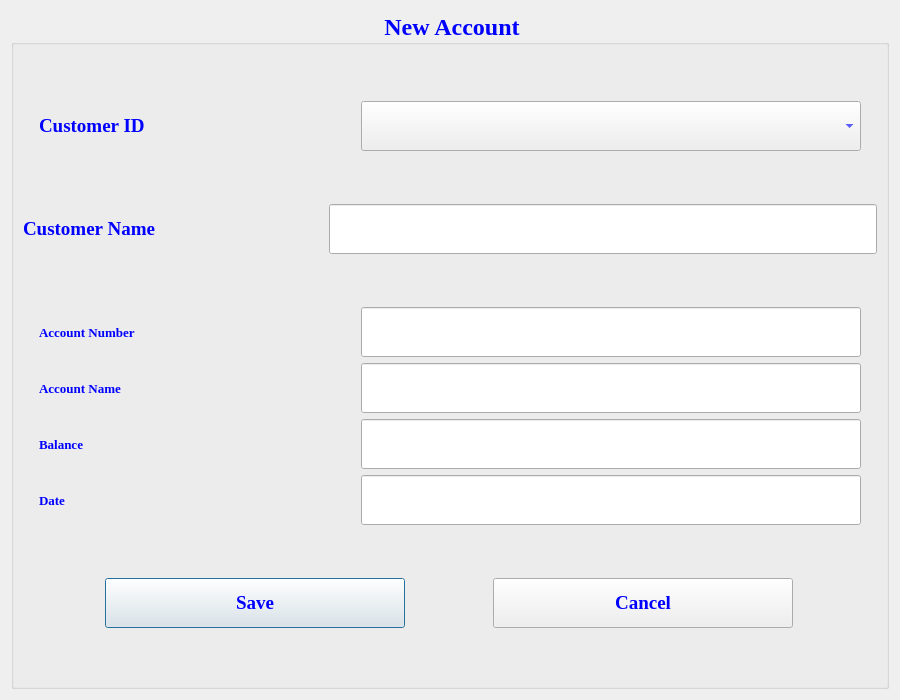
Old version of the form accountcreate.ui in the repository jonathansaetre/BankSystem.
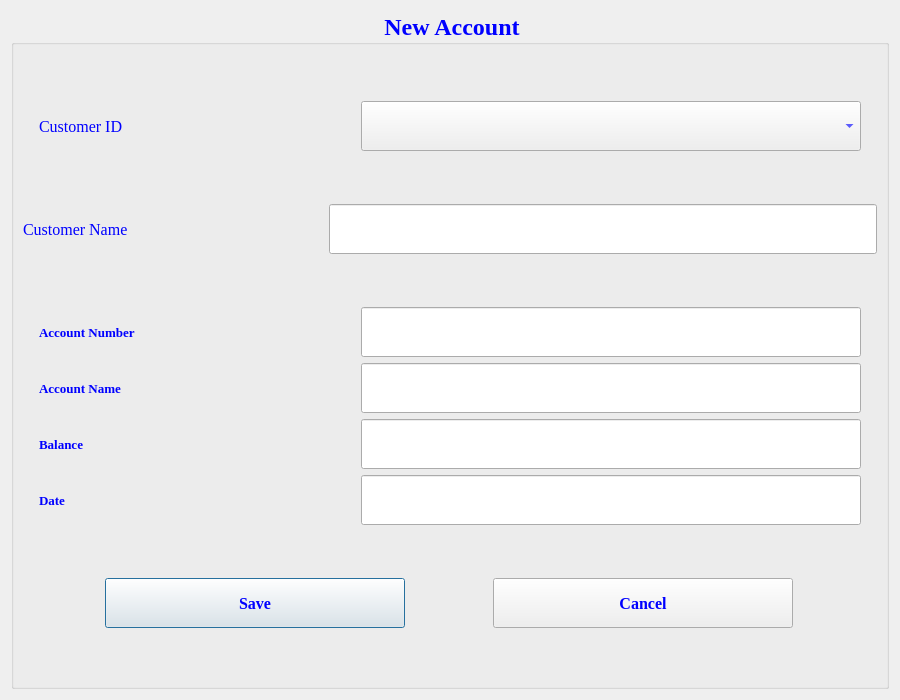
New version of the form.

What changed in the file:
```diff
--- a/accountcreate.ui
+++ b/accountcreate.ui
@@ -79,9 +79,9 @@
           <property name="font">
            <font>
             <family>Times New Roman</family>
-            <pointsize>14</pointsize>
-            <weight>75</weight>
-            <bold>true</bold>
+            <pointsize>12</pointsize>
+            <weight>50</weight>
+            <bold>false</bold>
            </font>
           </property>
           <property name="text">
@@ -126,9 +126,9 @@
           <property name="font">
            <font>
             <family>Times New Roman</family>
-            <pointsize>14</pointsize>
-            <weight>75</weight>
-            <bold>true</bold>
+            <pointsize>12</pointsize>
+            <weight>50</weight>
+            <bold>false</bold>
            </font>
           </property>
           <property name="text">
@@ -388,7 +388,7 @@
           <property name="font">
            <font>
             <family>Times New Roman</family>
-            <pointsize>14</pointsize>
+            <pointsize>12</pointsize>
             <weight>75</weight>
             <bold>true</bold>
            </font>
@@ -415,7 +415,7 @@
           <property name="font">
            <font>
             <family>Times New Roman</family>
-            <pointsize>14</pointsize>
+            <pointsize>12</pointsize>
             <weight>75</weight>
             <bold>true</bold>
            </font>
```
